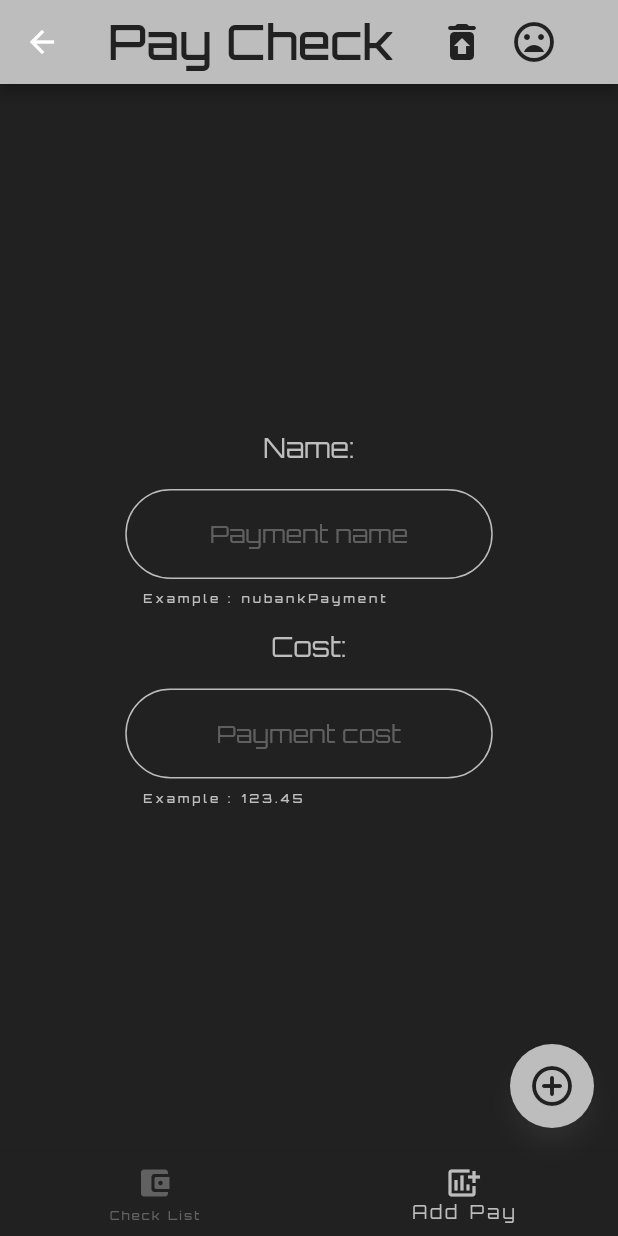
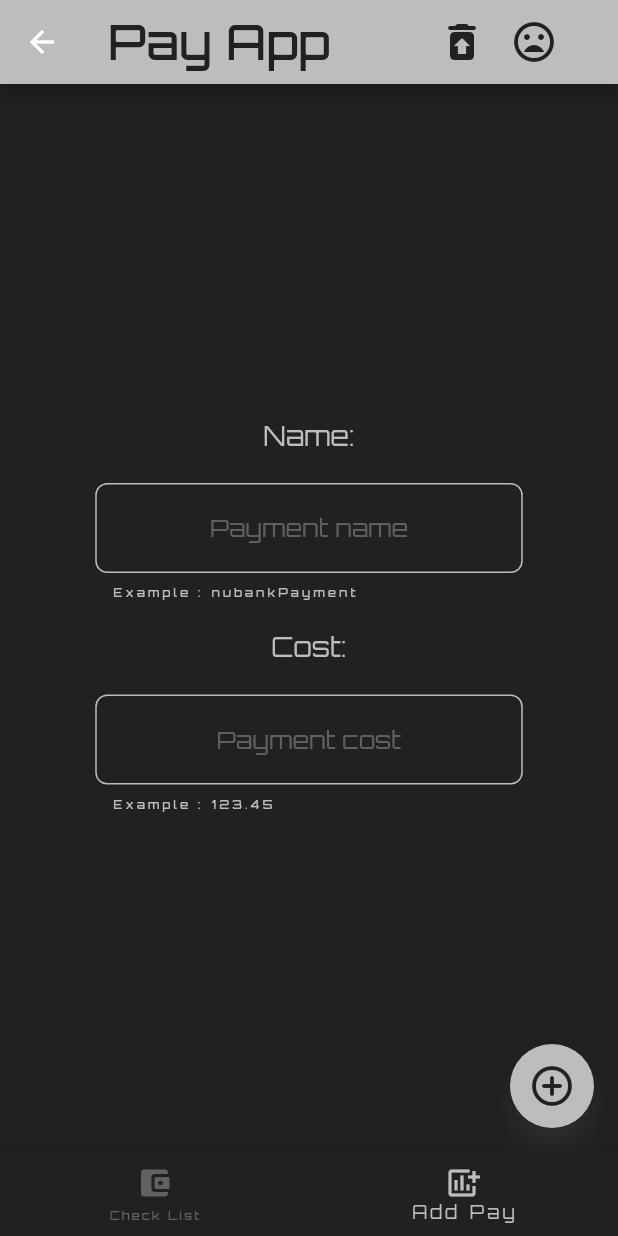
Before and after one commit to VictorS8/paycheck, a Flutter app: the PayBase screen opened directly with empty values, item 2 of the bottom bar chosen, after a tap on the "restore from trash" icon, on a phone screen of 412 x 824 dp. Run offline on Flutter 3.47's test engine with Material 2 defaults, Android fonts, the phone set to English and light mode, and no system bars; our stand-ins replace get, get_storage; accounts and stored records are empty; statements that could not run were skipped.

Commit message:
Fair big update

```diff
--- /dev/null
+++ b/lib/constants/dimensions.dart
@@ -0,0 +1,29 @@
+//
+// General Uses
+//
+const double borderRadius = 8.0;
+const int snackBarTime = 5;
+const double snackBarMediumMargin = 16.0;
+const double opacityHintText = 0.4;
+const double smallWidthBorder = 1.0;
+const double mediumWidthBorder = 2.0;
+
+//
+// PayListTile
+//
+const double elevation = 4.0;
+const double fontSizeDelta = 1.125;
+const double fontSizeFactor = 1.25;
+
+//
+// PayRegister
+//
+const double paddingTextField = 12.0;
+const double iconSize = 32.0;
+
+//
+// PayBase
+//
+const double rightPaddingFirstIcon = 32.0;
+const int smallFlex = 1;
+const int mainFlex = 6;
--- /dev/null
+++ b/lib/constants/strings.dart
@@ -0,0 +1,49 @@
+//
+// PayRegister
+//
+
+const String nameTextField = 'Name:';
+const String costTextField = 'Cost:';
+const String floatingActionButtonTooltip = 'Add a PayCheck with name and cost';
+const String snackBarConfirmationText = 'Registered your PayCheck';
+const String snackBarMissingBothDataText = 'Both data are missing!';
+const String snackBarMissingBothDataExplanationText =
+    'Insert some value on your PayCheck name and cost';
+const String snackBarMissingNameText = 'Name your check!';
+const String snackBarMissingNameExplanationText =
+    'The name of your check must be a cool name, so name it';
+const String snackBarMissingCostText = 'Choose your check cost!';
+const String snackBarMissingCostExplanationText =
+    'The cost of your check must be a real number, zero is not a real cost';
+const String snackBarMissingSomeDataText =
+    'May be one of your data is missing!';
+const String snackBarMissingSomeDataExplanationText =
+    'Check your PayCheck name and value to see if anyone is missing';
+
+//
+// CostTextField
+//
+const String hintCostText = 'Payment cost';
+const String helperCostText = 'Example : 123.45';
+
+//
+// NameTextField
+//
+const String hintNameText = 'Payment name';
+const String helperNameText = 'Example : nubankPayment';
+
+//
+// PayBase
+//
+const String title = 'Pay App';
+const String deleteButtonTooltip = 'Delete all data';
+const String darkModeButtonTooltip = 'Change mode [DarkMode/LightMode]';
+const String paymentListBottomButtonTooltip = 'Check list of payments';
+const String paymentListBottomButtonLabel = 'Check List';
+const String paymentRegisterBottomButtonTooltip = 'Add a payment to the list';
+const String paymentRegisterBottomButtonLabel = 'Add Pay';
+
+//
+// PayList
+//
+const String zeroPayList = 'No pay checks on list';
--- a/lib/controllers/keys/keys_reader_text_controller.dart
+++ b/lib/controllers/keys/keys_reader_text_controller.dart
@@ -10,6 +10,8 @@ class KeysReaderTextController {
       2 - Create a delete function for keys.txt file for each content to use on
       delete function of GetStorage on delete each
   */
+
+  // TODO - See path provider to create a directory to store keys.txt
 
   List<String>? showKeysList() {
     final file = File(pathText);
--- a/lib/pages/base.dart
+++ b/lib/pages/base.dart
@@ -12,7 +12,7 @@ class Base extends StatelessWidget {
     final bool darkMode = darkModeStorage.read('darkMode') ?? true;
 
     return GetMaterialApp(
-      title: 'PayCheck',
+      title: 'PayApp',
       home: PayList(),
       themeMode: darkMode ? ThemeMode.dark : ThemeMode.light,
       theme: ThemeData(
@@ -22,6 +22,7 @@ class Base extends StatelessWidget {
         backgroundColor: Colors.grey[400],
         shadowColor: Colors.grey[900],
         tooltipTheme: TooltipThemeData(
+          padding: EdgeInsets.all(4.0),
           decoration: BoxDecoration(
             borderRadius: BorderRadius.circular(8.0),
             color: Get.theme.shadowColor,
--- a/lib/pages/pay/pay_base.dart
+++ b/lib/pages/pay/pay_base.dart
@@ -1,6 +1,8 @@
 import 'package:flutter/material.dart';
 import 'package:get/get.dart';
 import 'package:get_storage/get_storage.dart';
+import 'package:paycheck/constants/dimensions.dart';
+import 'package:paycheck/constants/strings.dart';
 import 'package:paycheck/controllers/screen_controller.dart';
 
 class PayBase extends StatefulWidget {
@@ -26,20 +28,20 @@ class _PayBaseState extends State<PayBase> {
       appBar: AppBar(
         actions: [
           IconButton(
-            tooltip: "Delete all data",
+            tooltip: deleteButtonTooltip,
             onPressed: () {
               setState(() {});
             },
             icon: Icon(
               Icons.restore_from_trash_rounded,
-              size: 32.0,
+              size: iconSize,
               color: Get.theme.backgroundColor,
             ),
           ),
           Padding(
-            padding: const EdgeInsets.only(right: 32.0),
+            padding: const EdgeInsets.only(right: rightPaddingFirstIcon),
             child: IconButton(
-              tooltip: "Change mode [DarkMode/LightMode]",
+              tooltip: darkModeButtonTooltip,
               onPressed: () {
                 setState(() {
                   darkModeFromStorage
@@ -52,19 +54,19 @@ class _PayBaseState extends State<PayBase> {
               icon: darkModeFromStorage
                   ? Icon(
                       Icons.mood_sharp,
-                      size: 32.0,
+                      size: iconSize,
                       color: Get.theme.backgroundColor,
                     )
                   : Icon(
                       Icons.mood_bad_sharp,
-                      size: 32.0,
+                      size: iconSize,
                       color: Get.theme.backgroundColor,
                     ),
             ),
           ),
         ],
         title: Text(
-          'Pay Check',
+          title,
           style: Get.theme.textTheme.bodyText1,
         ),
         backgroundColor: Get.theme.primaryColor,
@@ -73,15 +75,15 @@ class _PayBaseState extends State<PayBase> {
       body: Row(
         children: [
           Expanded(
-            flex: 1,
+            flex: smallFlex,
             child: Container(),
           ),
           Expanded(
-            flex: 6,
+            flex: mainFlex,
             child: widget.payBody,
           ),
           Expanded(
-            flex: 1,
+            flex: smallFlex,
             child: Container(),
           ),
         ],
@@ -95,14 +97,14 @@ class _PayBaseState extends State<PayBase> {
         unselectedLabelStyle: Get.theme.textTheme.headline6,
         items: [
           BottomNavigationBarItem(
-            tooltip: "Check list of payments",
+            tooltip: paymentListBottomButtonTooltip,
             icon: Icon(Icons.account_balance_wallet_rounded),
-            label: "Check List",
+            label: paymentListBottomButtonLabel,
           ),
           BottomNavigationBarItem(
-              tooltip: "Add a payment to the list",
+              tooltip: paymentRegisterBottomButtonTooltip,
               icon: Icon(Icons.add_chart),
-              label: "Add Pay"),
+              label: paymentRegisterBottomButtonLabel),
         ],
         onTap: screenController.onItemTapped,
       ),
--- a/lib/pages/pay/pay_list.dart
+++ b/lib/pages/pay/pay_list.dart
@@ -1,5 +1,6 @@
 import 'package:flutter/material.dart';
 import 'package:get/get.dart';
+import 'package:paycheck/constants/strings.dart';
 import 'package:paycheck/controllers/keys/keys_storage_controller.dart';
 import 'package:paycheck/pages/pay/pay_base.dart';
 import 'package:paycheck/widgets/pay_list_tile.dart';
@@ -24,7 +25,7 @@ class _PayListState extends State<PayList> {
     return PayBase(
       payBody: mapItems.length == 0
           ? Center(
-              child: Text('No pay checks on list',
+              child: Text(zeroPayList,
                   textAlign: TextAlign.center, style: Get.textTheme.headline3),
             )
           : ListView.builder(
--- a/lib/pages/pay/pay_register.dart
+++ b/lib/pages/pay/pay_register.dart
@@ -1,6 +1,8 @@
 import 'package:flutter/cupertino.dart';
 import 'package:flutter/material.dart';
 import 'package:get/get.dart';
+import 'package:paycheck/constants/dimensions.dart';
+import 'package:paycheck/constants/strings.dart';
 import 'package:paycheck/controllers/cost_controller.dart';
 import 'package:paycheck/controllers/keys/keys_storage_controller.dart';
 import 'package:paycheck/controllers/name_controller.dart';
@@ -26,11 +28,11 @@ class _PayRegisterState extends State<PayRegister> {
         message,
         backgroundColor: Get.theme.primaryColor,
         colorText: Get.theme.secondaryHeaderColor,
-        borderRadius: 16.0,
+        borderRadius: borderRadius,
         isDismissible: true,
-        duration: Duration(seconds: 5),
+        duration: Duration(seconds: snackBarTime),
         snackPosition: SnackPosition.BOTTOM,
-        margin: EdgeInsets.symmetric(vertical: 16.0, horizontal: 64.0),
+        margin: EdgeInsets.all(snackBarMediumMargin),
       );
     }
 
@@ -40,31 +42,29 @@ class _PayRegisterState extends State<PayRegister> {
           mainAxisAlignment: MainAxisAlignment.center,
           children: [
             Padding(
-              padding: const EdgeInsets.all(8.0),
+              padding: const EdgeInsets.all(borderRadius),
               child: Text(
-                'Name:',
+                nameTextField,
                 style:
                     Get.theme.textTheme.headline3!.apply(fontSizeFactor: 1.5),
               ),
             ),
             Padding(
-              padding:
-                  const EdgeInsets.symmetric(horizontal: 32.0, vertical: 8.0),
+              padding: const EdgeInsets.all(paddingTextField),
               child: NameTextField(
                 nameController: _nameController.nameController,
               ),
             ),
             Padding(
-              padding: const EdgeInsets.all(8.0),
+              padding: const EdgeInsets.all(borderRadius),
               child: Text(
-                'Cost:',
+                costTextField,
                 style:
                     Get.theme.textTheme.headline3!.apply(fontSizeFactor: 1.5),
               ),
             ),
             Padding(
-              padding:
-                  const EdgeInsets.symmetric(horizontal: 32.0, vertical: 8.0),
+              padding: const EdgeInsets.all(paddingTextField),
               child: CostTextField(
                 costController: _costController.costController,
               ),
@@ -73,11 +73,11 @@ class _PayRegisterState extends State<PayRegister> {
         ),
       ),
       payFloatingActionButton: FloatingActionButton(
-        tooltip: 'Add a PayCheck with name and cost',
+        tooltip: floatingActionButtonTooltip,
         backgroundColor: Theme.of(context).buttonColor,
         child: Icon(
           Icons.add_circle_outline_rounded,
-          size: 32,
+          size: iconSize,
           color: Get.theme.backgroundColor,
         ),
         onPressed: () => {
@@ -89,28 +89,28 @@ class _PayRegisterState extends State<PayRegister> {
                 _keysStorageController.writeKeyAndValue(
                     _nameController.showName, _costController.showCost);
               }),
-              snackBarConfirmation('Registered your PayCheck',
+              snackBarConfirmation(snackBarConfirmationText,
                   'Check ${_nameController.showName} with cost of ${_costController.showCost} was added!'),
             }
           else if (!_nameController.hasData() && !_costController.hasData())
             {
-              snackBarConfirmation('Both data are missing!',
-                  'Insert some value on your PayCheck name and cost'),
+              snackBarConfirmation(snackBarMissingBothDataText,
+                  snackBarMissingBothDataExplanationText),
             }
           else if (!_nameController.hasData())
             {
-              snackBarConfirmation('Name your check!',
-                  'The name of your check must be a cool name, so name it'),
+              snackBarConfirmation(
+                  snackBarMissingNameText, snackBarMissingNameExplanationText),
             }
           else if (!_costController.hasData())
             {
-              snackBarConfirmation('Choose your check cost!',
-                  'The cost of your check must be a real number, zero is not a real cost'),
+              snackBarConfirmation(
+                  snackBarMissingCostText, snackBarMissingCostExplanationText),
             }
           else
             {
-              snackBarConfirmation('May be one of your data is missing!',
-                  'Check your PayCheck name and value to see if anyone is missing'),
+              snackBarConfirmation(snackBarMissingSomeDataText,
+                  snackBarMissingSomeDataExplanationText),
             }
         },
       ),
--- a/lib/widgets/cost_text_field.dart
+++ b/lib/widgets/cost_text_field.dart
@@ -1,5 +1,7 @@
 import 'package:flutter/material.dart';
 import 'package:get/get.dart';
+import 'package:paycheck/constants/dimensions.dart';
+import 'package:paycheck/constants/strings.dart';
 
 class CostTextField extends StatefulWidget {
   final TextEditingController costController;
@@ -20,26 +22,28 @@ class _CostTextFieldState extends State<CostTextField> {
           TextInputType.numberWithOptions(signed: false, decimal: true),
       textCapitalization: TextCapitalization.sentences,
       cursorColor: Get.theme.primaryColor,
-      cursorRadius: Radius.circular(64.0),
+      cursorRadius: Radius.circular(borderRadius),
       controller: widget.costController,
       decoration: InputDecoration(
           enabledBorder: OutlineInputBorder(
-            borderSide: BorderSide(color: Get.theme.primaryColor, width: 1.0),
-            borderRadius: BorderRadius.circular(64.0),
+            borderSide: BorderSide(
+                color: Get.theme.primaryColor, width: smallWidthBorder),
+            borderRadius: BorderRadius.circular(borderRadius),
           ),
           focusedBorder: OutlineInputBorder(
-            borderSide:
-                BorderSide(color: Get.theme.secondaryHeaderColor, width: 2.0),
-            borderRadius: BorderRadius.circular(64.0),
+            borderSide: BorderSide(
+                color: Get.theme.secondaryHeaderColor,
+                width: mediumWidthBorder),
+            borderRadius: BorderRadius.circular(borderRadius),
           ),
           alignLabelWithHint: true,
-          hintText: 'Payment cost',
-          hintStyle: Get.textTheme.bodyText2!
-              .apply(color: Get.theme.primaryColor.withOpacity(0.4)),
-          helperText: 'Example : 123.45',
+          hintText: hintCostText,
+          hintStyle: Get.textTheme.bodyText2!.apply(
+              color: Get.theme.primaryColor.withOpacity(opacityHintText)),
+          helperText: helperCostText,
           helperStyle: Get.textTheme.headline6,
           border: OutlineInputBorder(
-            borderRadius: BorderRadius.circular(64.0),
+            borderRadius: BorderRadius.circular(borderRadius),
           )),
     );
   }
--- a/lib/widgets/name_text_field.dart
+++ b/lib/widgets/name_text_field.dart
@@ -1,5 +1,7 @@
 import 'package:flutter/material.dart';
 import 'package:get/get.dart';
+import 'package:paycheck/constants/dimensions.dart';
+import 'package:paycheck/constants/strings.dart';
 
 class NameTextField extends StatefulWidget {
   final TextEditingController nameController;
@@ -19,26 +21,28 @@ class _NameTextFieldState extends State<NameTextField> {
       keyboardType: TextInputType.name,
       textCapitalization: TextCapitalization.sentences,
       cursorColor: Get.theme.primaryColor,
-      cursorRadius: Radius.circular(64.0),
+      cursorRadius: Radius.circular(borderRadius),
       controller: widget.nameController,
       decoration: InputDecoration(
           enabledBorder: OutlineInputBorder(
-            borderSide: BorderSide(color: Get.theme.primaryColor, width: 1.0),
-            borderRadius: BorderRadius.circular(64.0),
+            borderSide: BorderSide(
+                color: Get.theme.primaryColor, width: smallWidthBorder),
+            borderRadius: BorderRadius.circular(borderRadius),
           ),
           focusedBorder: OutlineInputBorder(
-            borderSide:
-                BorderSide(color: Get.theme.secondaryHeaderColor, width: 2.0),
-            borderRadius: BorderRadius.circular(64.0),
+            borderSide: BorderSide(
+                color: Get.theme.secondaryHeaderColor,
+                width: mediumWidthBorder),
+            borderRadius: BorderRadius.circular(borderRadius),
           ),
           alignLabelWithHint: true,
-          hintText: 'Payment name',
-          hintStyle: Get.textTheme.bodyText2!
-              .apply(color: Get.theme.primaryColor.withOpacity(0.4)),
-          helperText: 'Example : nubankPayment',
+          hintText: hintNameText,
+          hintStyle: Get.textTheme.bodyText2!.apply(
+              color: Get.theme.primaryColor.withOpacity(opacityHintText)),
+          helperText: helperNameText,
           helperStyle: Get.textTheme.headline6,
           border: OutlineInputBorder(
-            borderRadius: BorderRadius.circular(64.0),
+            borderRadius: BorderRadius.circular(borderRadius),
           )),
     );
   }
--- a/lib/widgets/pay_list_tile.dart
+++ b/lib/widgets/pay_list_tile.dart
@@ -1,5 +1,6 @@
 import 'package:flutter/material.dart';
 import 'package:get/get.dart';
+import 'package:paycheck/constants/dimensions.dart';
 
 class PayListTile extends StatelessWidget {
   final String listTileText;
@@ -13,12 +14,12 @@ class PayListTile extends StatelessWidget {
   @override
   Widget build(BuildContext context) {
     return Card(
-      elevation: 4.0,
+      elevation: elevation,
       shadowColor: Get.theme.secondaryHeaderColor,
       color: Get.theme.primaryColor,
       clipBehavior: Clip.antiAlias,
       shape: RoundedRectangleBorder(
-        borderRadius: BorderRadius.circular(8.0),
+        borderRadius: BorderRadius.circular(borderRadius),
       ),
       child: ListTile(
         dense: true,
@@ -26,22 +27,24 @@ class PayListTile extends StatelessWidget {
         selectedTileColor: Get.theme.backgroundColor,
         title: Text(listTileText,
             textAlign: TextAlign.center,
-            style: Get.textTheme.headline3!
-                .apply(color: Get.theme.backgroundColor, fontSizeFactor: 1.25)),
+            style: Get.textTheme.headline3!.apply(
+                color: Get.theme.backgroundColor,
+                fontSizeFactor: fontSizeFactor)),
         subtitle: Text(listTileSubtitle,
             textAlign: TextAlign.center,
-            style: Get.textTheme.headline3!
-                .apply(color: Get.theme.backgroundColor, fontSizeDelta: 1.125)),
+            style: Get.textTheme.headline3!.apply(
+                color: Get.theme.backgroundColor,
+                fontSizeDelta: fontSizeDelta)),
         onTap: () => Get.snackbar(
           'Check $listTileText',
           'Cost $listTileSubtitle',
           backgroundColor: Get.theme.primaryColor,
           colorText: Get.theme.backgroundColor,
-          borderRadius: 16.0,
+          borderRadius: borderRadius,
           isDismissible: true,
-          duration: Duration(seconds: 5),
+          duration: Duration(seconds: snackBarTime),
           snackPosition: SnackPosition.BOTTOM,
-          margin: EdgeInsets.symmetric(vertical: 16.0, horizontal: 64.0),
+          margin: EdgeInsets.all(snackBarMediumMargin),
         ),
         onLongPress: () {},
       ),
```
Also changed, not shown: pubspec.lock.
